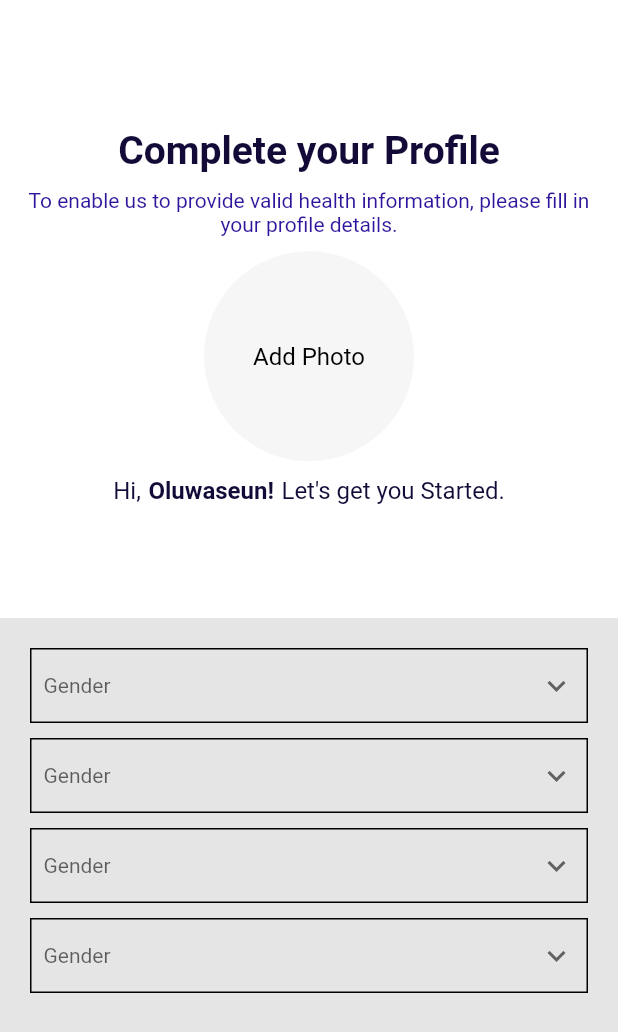
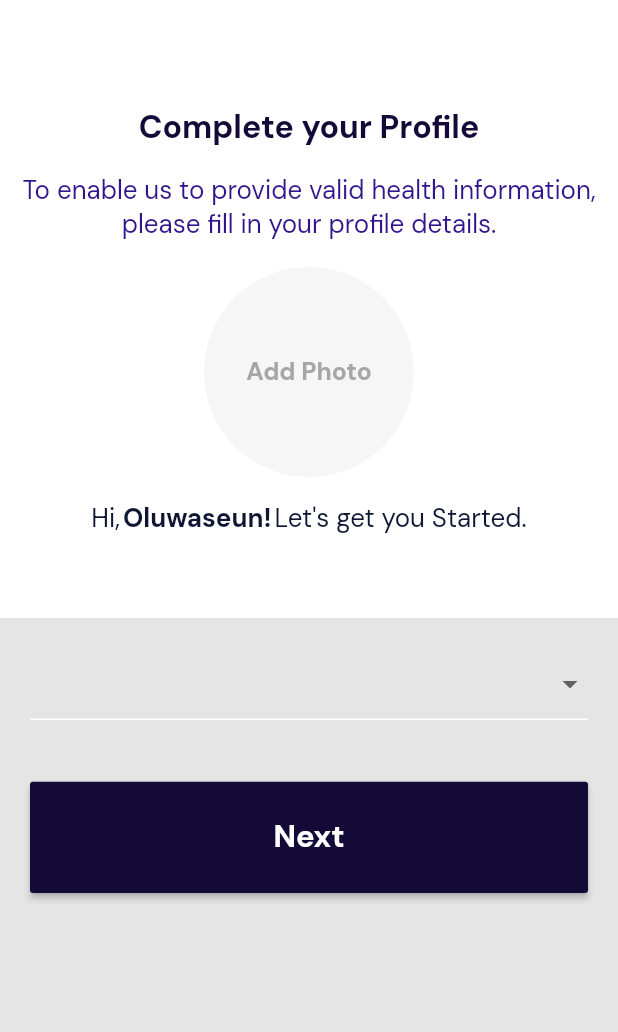
Before and after one commit to gbolahan146/project_asthManagement, a Flutter app: the ProfilePage1 screen opened directly, on a phone screen of 412 x 824 dp. Shown: the top 1032 px of the screen. Run offline on Flutter 3.47's test engine with Material 2 defaults, Android fonts, the phone set to English and light mode, and no system bars; our stand-ins replace device_preview, flutter_hooks, flutter_spinkit, flutter_svg, get, google_fonts and 2 more; accounts and stored records are empty.

Commit message:
working and finalizing the drop down menus

```diff
--- a/lib/core/routes/route_names.dart
+++ b/lib/core/routes/route_names.dart
@@ -4,6 +4,7 @@ import 'package:asthma_management/views/bottombar/bottombar.dart';
 import 'package:asthma_management/views/home/homeView.dart';
 import 'package:asthma_management/views/profile2/profile2View.dart';
 import 'package:asthma_management/views/home/homeView.dart';
+import 'package:asthma_management/views/profile/profile1.dart';
 import 'package:asthma_management/views/login/view/login.dart';
 import 'package:asthma_management/views/signup/signupView.dart';
 import 'package:asthma_management/views/medication_screen/medication_screen.dart';
@@ -17,6 +18,7 @@ class RouteNames {
   static const String signup = '/signup';
   static const String splashScreen = '/';
   static const String medicationScreen = '/medicationScreen';
+  static const String profilepage1 = '/profilepage1';
   static const String profile2 = '/profile2';
   static const String bottomBar = '/bottomBar';
 
@@ -28,6 +30,7 @@ class RouteNames {
     RouteNames.splashScreen: (context) => SplashScreen(),
     RouteNames.medicationScreen: (context) => MedicationScreen(),
     RouteNames.profile2: (context) => Profile2(),
+    RouteNames.profilepage1: (context) => ProfilePage1(),
     RouteNames.bottomBar: (context) => MyHomePage()
   };
 }
--- a/lib/views/login/view/login.dart
+++ b/lib/views/login/view/login.dart
@@ -130,7 +130,7 @@ class _LogInState extends State<LogIn> {
                       obscurePassword();
                     },
                   ),
-                  inputType: TextInputType.name,
+                  //inputType: TextInputType.name, this popping error
                 ),
               ),
               SizedBox(height: McGyver.rsDoubleH(context, 2)),
--- a/lib/views/profile/profile1.dart
+++ b/lib/views/profile/profile1.dart
@@ -1,4 +1,8 @@
+import 'package:asthma_management/views/signup/colors.dart';
 import 'package:flutter/material.dart';
+import 'package:google_fonts/google_fonts.dart';
+
+import '../../core/services/responsiveness.dart';
 
 class ProfilePage1 extends StatefulWidget {
   @override
@@ -11,318 +15,201 @@ class _ProfilePage1State extends State<ProfilePage1> {
   @override
   Widget build(BuildContext context) {
     var value;
+    double width = MediaQuery.of(context).size.width;
+        var dropdownValue;
                 return Scaffold(
-          body: Column(
+                  backgroundColor: Color(0xffE5E5E5),
+                  body: GestureDetector(
+                    onTap: () => FocusScope.of(context).unfocus(),
+                              child: SingleChildScrollView(
+                      child: Column(
                           children: <Widget>[
-                Expanded(
-          child: Container(
+                            Container(
                             color: Colors.white,
-            width: 500,
+                              width: McGyver.rsDoubleW(context, 100),
+                              height: McGyver.rsDoubleH(context, 50),
                               child: Padding(
                                 padding: const EdgeInsets.only(right:10.0,left: 10.0),
                                 child: Column(
+                                  mainAxisSize: MainAxisSize.min,
                                   crossAxisAlignment: CrossAxisAlignment.center,
                                 mainAxisAlignment: MainAxisAlignment.center,
                                   children: <Widget>[
-                  SizedBox(
-                    height: 10,
+                                    SizedBox(height: McGyver.rsDoubleH(context, 2)),
+                                    Text('Complete your Profile',
+                                    style: GoogleFonts.dmSans(
+                                  fontWeight: FontWeight.bold,
+                                  color: Color(0xff130a38),
+                                  fontSize: McGyver.textSize(context, 2.6),),
                                     ),
-                  Text('Complete your Profile',
-                  style: TextStyle(
-                    fontWeight: FontWeight.bold,
-                    fontSize: 26,
-                    color: Color(0xff130A38),
-                  ),
-                  ),
-                  SizedBox(
-                    height: 10,
-                  ),
+                                    SizedBox(height: McGyver.rsDoubleH(context, 2)),
                                     Text('To enable us to provide valid health information, please fill in your profile details.',
                                     textAlign: TextAlign.center,
-                  style: TextStyle(
-                    fontSize: 14,
-                    color: Color(0xff30159C),
+                                    style: GoogleFonts.dmSans(
+                                  color: Color(0xff30158c),
+                                  fontSize: McGyver.textSize(context, 2.1)),
                                     ),
-                  ),
-                  SizedBox(
-                    height: 10,
-                  ),
+                                    SizedBox(height: McGyver.rsDoubleH(context, 2)),
                                     CircleAvatar(
                                     radius: 70.0,
                                     child: Text('Add Photo',
-                  style: TextStyle(
-                    color: Colors.black,
-                  ),
+                                    style: GoogleFonts.dmSans(
+                                          fontWeight: FontWeight.bold,
+                                          color: Color.fromRGBO(157, 157, 157, 0.9),
+                                          fontSize: McGyver.textSize(context, 2)),
                                     ),
                                     backgroundColor: Color(0xffF6F6F6),
                                   ),
 
-                SizedBox(
-                    height: 10,
-                  ),
+                                  SizedBox(height: McGyver.rsDoubleH(context, 2)),
                                     Row(
                                       crossAxisAlignment: CrossAxisAlignment.center,
                                       mainAxisAlignment: MainAxisAlignment.center,
 
                                       children: <Widget>[
                                         Text('Hi,',
-                      style: TextStyle(
+                                        style: GoogleFonts.dmSans(
+                                          fontWeight: FontWeight.normal,
+                                          color: Color(0xff0e1633),
+                                          fontSize: McGyver.textSize(context, 2.1)),
 
-                    fontSize: 16,
-                    color: Color(0xff130A38),
                                         ),
+                                         SizedBox(width: McGyver.rsDoubleW(context, 0.5)),
+                                        Text('Oluwaseun!',
+                                        style:GoogleFonts.dmSans(
+                                          fontWeight: FontWeight.bold,
+                                          color: Color(0xff0e1633),
+                                          fontSize: McGyver.textSize(context, 2.1)),
                                         ),
-                       SizedBox(
-                    width: 5,
-                  ),
-                      Text('Oluwaseun!',
-                      style: TextStyle(
-                    fontWeight: FontWeight.bold,
-                    fontSize: 16,
-                    color: Color(0xff130A38),
-                  ),
-                      ),
-                      SizedBox(
-                    width: 5,
-                  ),
+                                        SizedBox(width: McGyver.rsDoubleW(context, 0.5)),
                                         Text('Let\'s get you Started.',
-                      style: TextStyle(
-                    fontSize: 16,
-                    color: Color(0xff130A38),
-                  ),
+                                        style: GoogleFonts.dmSans(
+                                          fontWeight: FontWeight.normal,
+                                          color: Color(0xff0e1633),
+                                          fontSize: McGyver.textSize(context, 2.1)),
                                         ),
                                       ],
                                     ),
-
                                   ],
                                 ),
                               ),
 
                                   ),
-                ),
-                Expanded(
-          child: Container(
+                            Container(
                               color: Color(0xffE5E5E5),
                               child: Padding(
                                 padding: const EdgeInsets.all(20.0),
                                 child: Column(
                                   children: <Widget>[
-                  Container(
-                    decoration: BoxDecoration(
-                      border: Border.all(
-                        color: Colors.black,
-                      )
-                     ),
-                    child: DropdownButton(
+
+                                //     Container(
+                                //       decoration: BoxDecoration(
+                                //         border: Border.all(
+                                //           color: Colors.black,
+                                //           style: BorderStyle.solid, width: 0.80,
+                                //         )
+                                //        ),
+                                //       child: DropdownButton(
+                                //         style: TextStyle(color: Colors.white),
+                                //         value: value,
+                                //     isExpanded: true,
+                                //     underline: SizedBox(),
+                                //     hint: Padding(
+                                //       padding: const EdgeInsets.only(left:8.0),
+                                //       child: Text('Gender',
+                                //       style: TextStyle(
+                                //         fontSize: 14,
+                                //       ),
+                                //       ),
+                                //     ),
+                                //     icon: Padding(
+                                //       padding: const EdgeInsets.only(right:8.0),
+                                //       child: Icon(
+                                //                 Icons.keyboard_arrow_down,
+                                //               ),
+                                //     ),
+                                //     elevation: 0,
+                                //     isDense: false,
+                                //     items: [
+                                //       DropdownMenuItem(
+                                //         child: Text("Male"),
+                                //         value: 1,
+                                //       ),
+                                //       DropdownMenuItem(
+                                //         child: Text("Female"),
+                                //         value: 2,
+                                //       ),
+                                //       DropdownMenuItem(
+                                //         child: Text("prefer not to say"),
+                                //         value: 3
+                                //       ),
+                                //     ],
+                                //     onChanged: (value){
+                                //       setState(() {
+                                //         value = value;
+                                //       });
+                                //     },
+
+                                //   ),
+
+                                // ),
+
+                                   DropdownButtonFormField<String>(
+                                     decoration: InputDecoration(
+              enabledBorder: UnderlineInputBorder(
+                  borderSide: BorderSide(color: Colors.white))),
+                                                          value: dropdownValue,
+                                                  style: TextStyle(
+                                                      color: Colors.black87),
+                                                  items: <String>[
+                                                    'Lot 1',
+                                                    'Lot 2',
+                                                    'Lot 3',
+                                                    'Lot 4',
+                                                  ].map<
+                                                          DropdownMenuItem<
+                                                              String>>(
+                                                      (String value) {
+                                                    return DropdownMenuItem<
+                                                        String>(
                                                       value: value,
-                  isExpanded: true,
-                  underline: SizedBox(),
-                  hint: Padding(
-                    padding: const EdgeInsets.only(left:8.0),
-                    child: Text('Gender',
-                    style: TextStyle(
-                      fontSize: 14,
-                    ),
-                    ),
-                  ),
-                  icon: Padding(
-                    padding: const EdgeInsets.only(right:8.0),
-                    child: Icon(
-                              Icons.keyboard_arrow_down,
-                            ),
-                  ),
-                  elevation: 0,
-                  isDense: false,
-                  items: [
-                    DropdownMenuItem(
-                      child: Text("Male"),
-                      value: 1,
-                    ),
-                    DropdownMenuItem(
-                      child: Text("Female"),
-                      value: 2,
-                    ),
-                    DropdownMenuItem(
-                      child: Text("prefer not to say"),
-                      value: 3
-                    ),
-                  ],
-                  onChanged: (value){
+                                                      child: Text(value),
+                                                    );
+                                                  }).toList(),
+                                                  onChanged: (String newValue) {
                                                     setState(() {
-                      value = value;
+                                                      dropdownValue = newValue;
                                                     });
-                  },
+                                                    }
+
 
                                                     ),
 
-              ),
-              SizedBox(
-                height: 10,
-              ),
-              Container(
-                    decoration: BoxDecoration(
-                      border: Border.all(
-                        color: Colors.black,
-                      )
-                     ),
-                    child: DropdownButton(
-                      value: value,
-                  isExpanded: true,
-                  underline: SizedBox(),
-                  hint: Padding(
-                    padding: const EdgeInsets.only(left:8.0),
-                    child: Text('Gender',
-                    style: TextStyle(
-                      fontSize: 14,
+                        SizedBox(height: McGyver.rsDoubleH(context, 5)),
+
+                        MaterialButton(
+                              minWidth: width,
+                              height: McGyver.rsDoubleH(context, 9),
+                              color: buttonColor,
+                              onPressed: () {},
+                              child: Text(
+                                'Next',
+                                style: GoogleFonts.dmSans(
+                                    fontWeight: FontWeight.bold,
+                                    color: Colors.white,
+                                    fontSize: McGyver.textSize(context, 2.5)),
                               ),
                             ),
-                  ),
-                  icon: Padding(
-                    padding: const EdgeInsets.only(right:8.0),
-                    child: Icon(
-                              Icons.keyboard_arrow_down,
-                            ),
-                  ),
-                  elevation: 0,
-                  isDense: false,
-                  items: [
-                    DropdownMenuItem(
-                      child: Text("Male"),
-                      value: 1,
-                    ),
-                    DropdownMenuItem(
-                      child: Text("Female"),
-                      value: 2,
-                    ),
-                    DropdownMenuItem(
-                      child: Text("prefer not to say"),
-                      value: 3
-                    ),
+                            SizedBox(height: McGyver.rsDoubleH(context, 3)),
+
                       ],
-                  onChanged: (value){
-                    setState(() {
-                      value = value;
-                    });
-                  },
-
-                ),
-              ),
-              SizedBox(
-                height: 10,
-              ),
-              Container(
-                    decoration: BoxDecoration(
-                      border: Border.all(
-                        color: Colors.black,
-                      )
-                     ),
-                    child: DropdownButton(
-                      value: value,
-                  isExpanded: true,
-                  underline: SizedBox(),
-                  hint: Padding(
-                    padding: const EdgeInsets.only(left:8.0),
-                    child: Text('Gender',
-                    style: TextStyle(
-                      fontSize: 14,
-                    ),
-                    ),
-                  ),
-                  icon: Padding(
-                    padding: const EdgeInsets.only(right:8.0),
-                    child: Icon(
-                              Icons.keyboard_arrow_down,
-                            ),
-                  ),
-                  elevation: 0,
-                  isDense: false,
-                  items: [
-                    DropdownMenuItem(
-                      child: Text("Male"),
-                      value: 1,
-                    ),
-                    DropdownMenuItem(
-                      child: Text("Female"),
-                      value: 2,
-                    ),
-                    DropdownMenuItem(
-                      child: Text("prefer not to say"),
-                      value: 3
-                    ),
-                  ],
-                  onChanged: (value){
-                    setState(() {
-                      value = value;
-                    });
-                  },
-
-                ),
-              ),
-              SizedBox(
-                height: 10,
-
-              ),
-              Container(
-                    decoration: BoxDecoration(
-                      border: Border.all(
-                        color: Colors.black,
-                      )
-                     ),
-                    child: DropdownButton(
-                      value: value,
-                  isExpanded: true,
-                  underline: SizedBox(),
-                  hint: Padding(
-                    padding: const EdgeInsets.only(left:8.0),
-                    child: Text('Gender',
-                    style: TextStyle(
-                      fontSize: 14,
-                    ),
-                    ),
-                  ),
-                  icon: Padding(
-                    padding: const EdgeInsets.only(right:8.0),
-                    child: Icon(
-                              Icons.keyboard_arrow_down,
-                            ),
-                  ),
-                  elevation: 0,
-                  isDense: false,
-                  items: [
-                    DropdownMenuItem(
-                      child: Text("Male"),
-                      value: 1,
-                    ),
-                    DropdownMenuItem(
-                      child: Text("Female"),
-                      value: 2,
-                    ),
-                    DropdownMenuItem(
-                      child: Text("prefer not to say"),
-                      value: 3
-                    ),
-                  ],
-                  onChanged: (value){
-                    setState(() {
-                      value = value;
-                    });
-                  },
-
-                ),
-              ),
-
-              // SizedBox(
-              //   height: 10,
-              // ),
-
-              //FlatButton(onPressed: () {}, child: null)
-            ],
-          ),
                     ),
         ),
                       ),
               ],
         ),
+            ),
+          ),
 
     );
   }
```
Also changed, not shown: pubspec.lock. Lines whose indentation alone changed are shown as unchanged.
